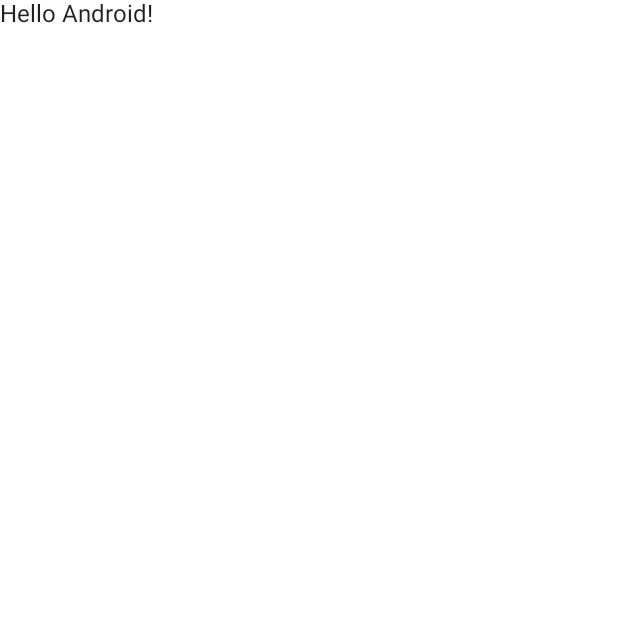
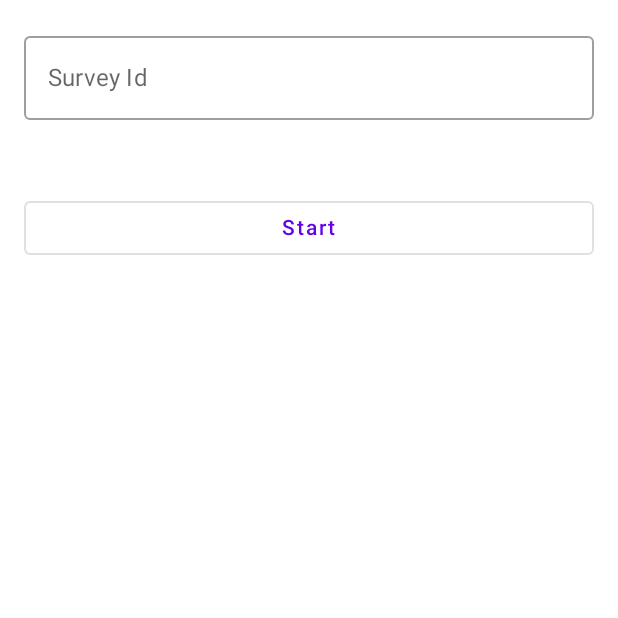
Before and after one commit to IvanVatov/Survey, an Android app built with Jetpack Compose: the screen it shows after launch (MainActivity), on a phone screen of 412 x 824 dp, the top half of it. Before the commit the part shown is almost empty. Run offline under Robolectric (Android 15) with nearby library versions, the phone set to English and light mode, and no system bars.

Commit message:
- created compose android app

```diff
--- a/app/build.gradle
+++ b/app/build.gradle
@@ -53,6 +53,11 @@
     implementation "androidx.compose.ui:ui-tooling-preview:$compose_version"
     implementation 'androidx.lifecycle:lifecycle-runtime-ktx:2.4.1'
     implementation 'androidx.activity:activity-compose:1.4.0'
+
+    implementation "io.ktor:ktor-client-core:$ktor_version"
+    implementation "io.ktor:ktor-client-serialization:$ktor_version"
+    implementation "io.ktor:ktor-client-okhttp:$ktor_version"
+
     testImplementation 'junit:junit:4.13.2'
     androidTestImplementation 'androidx.test.ext:junit:1.1.3'
     androidTestImplementation 'androidx.test.espresso:espresso-core:3.4.0'
--- a/app/src/main/AndroidManifest.xml
+++ b/app/src/main/AndroidManifest.xml
@@ -1,6 +1,8 @@
 <?xml version="1.0" encoding="utf-8"?>
 <manifest xmlns:android="http://schemas.android.com/apk/res/android"
     package="com.example.survey">
+
+    <uses-permission android:name="android.permission.INTERNET" />
 
     <application
         android:allowBackup="true"
--- /dev/null
+++ b/app/src/main/java/com/example/survey/ApplicationState.kt
@@ -0,0 +1,12 @@
+package com.example.survey
+
+import androidx.compose.runtime.mutableStateOf
+
+object ApplicationState {
+
+    enum class Screen{
+        HOME, START, SURVEY, FINISH
+    }
+
+    val screenState = mutableStateOf(Screen.HOME)
+}
--- a/app/src/main/java/com/example/survey/ui/Configuration.kt
+++ b/app/src/main/java/com/example/survey/Configuration.kt
@@ -1,4 +1,4 @@
-package com.example.survey.ui
+package com.example.survey
 
 object Configuration {
     const val SERVER_ADDRESS = "10.0.2.2"
--- a/app/src/main/java/com/example/survey/MainActivity.kt
+++ b/app/src/main/java/com/example/survey/MainActivity.kt
@@ -19,22 +19,9 @@
             SurveyTheme {
                 // A surface container using the 'background' color from the theme
                 Surface(modifier = Modifier.fillMaxSize(), color = MaterialTheme.colors.background) {
-                    Greeting("Android")
+                    SurveyApp()
                 }
             }
         }
     }
 }
-
-@Composable
-fun Greeting(name: String) {
-    Text(text = "Hello $name!")
-}
-
-@Preview(showBackground = true)
-@Composable
-fun DefaultPreview() {
-    SurveyTheme {
-        Greeting("Android")
-    }
-}
--- /dev/null
+++ b/app/src/main/java/com/example/survey/SurveyApp.kt
@@ -0,0 +1,21 @@
+package com.example.survey
+
+import androidx.compose.runtime.Composable
+import androidx.compose.runtime.getValue
+import androidx.compose.runtime.remember
+import androidx.compose.runtime.setValue
+import com.example.survey.ui.HomeScreen
+import com.example.survey.ui.SurveyScreen
+
+@Composable
+fun SurveyApp() {
+
+    var screenState by remember {
+        ApplicationState.screenState
+    }
+
+    when(screenState) {
+        ApplicationState.Screen.HOME -> HomeScreen()
+        else -> SurveyScreen()
+    }
+}
--- /dev/null
+++ b/app/src/main/java/com/example/survey/api/GetSurveyById.kt
@@ -0,0 +1 @@
+package com.example.survey.api
--- /dev/null
+++ b/app/src/main/java/com/example/survey/ui/HomeScreen.kt
@@ -0,0 +1,61 @@
+package com.example.survey.ui
+
+import androidx.compose.foundation.layout.Column
+import androidx.compose.foundation.layout.Spacer
+import androidx.compose.foundation.layout.fillMaxWidth
+import androidx.compose.foundation.layout.padding
+import androidx.compose.material.OutlinedButton
+import androidx.compose.material.OutlinedTextField
+import androidx.compose.material.Scaffold
+import androidx.compose.material.Text
+import androidx.compose.runtime.*
+import androidx.compose.ui.Modifier
+import androidx.compose.ui.res.stringResource
+import androidx.compose.ui.tooling.preview.Preview
+import androidx.compose.ui.unit.dp
+import com.example.survey.ApplicationState
+import com.example.survey.R
+import com.example.survey.ui.theme.SurveyTheme
+
+
+@Composable
+fun HomeScreen() {
+    Scaffold(
+        content = {
+            var text by remember { mutableStateOf("") }
+            Column(modifier = Modifier.fillMaxWidth()) {
+
+                OutlinedTextField(
+                    modifier = Modifier.fillMaxWidth(),
+                    value = text,
+                    onValueChange = { text = it },
+                    label = { Text(stringResource(id = R.string.survey_id)) }
+                )
+
+                Spacer(modifier = Modifier.padding(24.dp))
+
+                OutlinedButton(
+                    onClick = {
+                        ApplicationState.screenState.value = ApplicationState.Screen.START
+                    },
+                    modifier = Modifier
+                        .fillMaxWidth()
+                ) {
+                    Text(text = stringResource(id = R.string.start))
+                }
+            }
+        },
+        modifier = Modifier
+            .fillMaxWidth()
+            .padding(16.dp),
+    )
+
+}
+
+@Preview
+@Composable
+fun HomePreview() {
+    SurveyTheme {
+        HomeScreen()
+    }
+}
--- a/app/src/main/res/values/strings.xml
+++ b/app/src/main/res/values/strings.xml
@@ -1,3 +1,6 @@
 <resources>
     <string name="app_name">Survey</string>
+    <string name="start">Start</string>
+    <string name="survey_id">Survey Id</string>
+    <string name="email">Email</string>
 </resources>
--- a/build.gradle
+++ b/build.gradle
@@ -2,7 +2,7 @@
 buildscript {
     ext{
         kotlin_version = '1.6.10'
-        ktor_version = '1.6.6'
+        ktor_version = '1.6.8'
         compose_version = '1.1.1'
     }
 
```
Also changed, not shown: app/src/main/java/com/example/survey/api/Client.kt (added, +51 -0 lines), app/src/main/java/com/example/survey/ui/SurveyScreen.kt (added, +73 -0 lines), app/src/main/java/com/example/survey/ui/theme/Theme.kt (+7 -0 lines).
